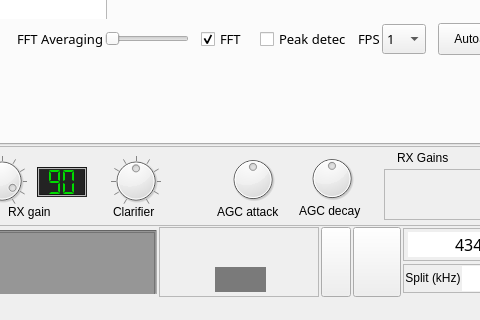
The window that src/mainwindow.ui (qradiolink/qradiolink) describes before a commit, drawn with Qt 5; both pictures show x 398 to 878 and y 401 to 721 of the 1400 by 721 pixel window.
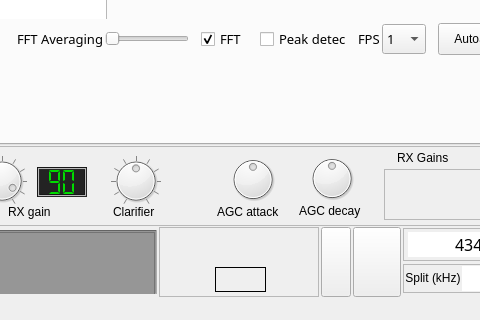
The same window after the commit. Icons and pictures are not drawn. Custom widgets are drawn as their Qt base class.

```diff
--- a/src/mainwindow.ui
+++ b/src/mainwindow.ui
@@ -5334,10 +5334,7 @@
             </rect>
            </property>
            <property name="styleSheet">
-            <string notr="true">background-color: rgba(0, 0, 0, 125);
-color: rgb(85, 255, 0);
-border: 0px solid white;
-font: 11px &quot;Sans Serif&quot;;</string>
+            <string notr="true"/>
            </property>
            <property name="frameShape">
             <enum>QFrame::Panel</enum>
```
